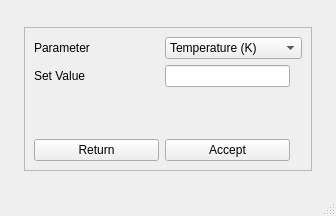
Old version of the form GUI_pyQt/ui files/ppms_command_window.ui in the repository jhead96/NMR-spectrometer-GUI.
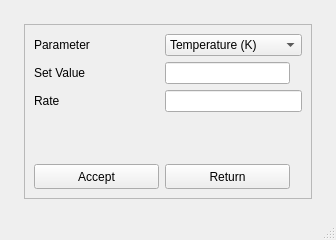
New version of the form.

Commit message: Updated PPMS command window .ui file. Added command info to PPMSController class.

```diff
--- a/GUI_pyQt/ui files/ppms_command_window.ui
+++ b/GUI_pyQt/ui files/ppms_command_window.ui
@@ -223,44 +223,6 @@
         </widget>
        </item>
        <item row="3" column="0">
-        <widget class="QPushButton" name="returnBtn">
-         <property name="sizePolicy">
-          <sizepolicy hsizetype="Fixed" vsizetype="Fixed">
-           <horstretch>0</horstretch>
-           <verstretch>0</verstretch>
-          </sizepolicy>
-         </property>
-         <property name="minimumSize">
-          <size>
-           <width>125</width>
-           <height>0</height>
-          </size>
-         </property>
-         <property name="text">
-          <string>Return</string>
-         </property>
-        </widget>
-       </item>
-       <item row="3" column="1">
-        <widget class="QPushButton" name="acceptBtn">
-         <property name="sizePolicy">
-          <sizepolicy hsizetype="Fixed" vsizetype="Fixed">
-           <horstretch>0</horstretch>
-           <verstretch>0</verstretch>
-          </sizepolicy>
-         </property>
-         <property name="minimumSize">
-          <size>
-           <width>125</width>
-           <height>0</height>
-          </size>
-         </property>
-         <property name="text">
-          <string>Accept</string>
-         </property>
-        </widget>
-       </item>
-       <item row="2" column="0">
         <spacer name="verticalSpacer_3">
          <property name="orientation">
           <enum>Qt::Vertical</enum>
@@ -276,6 +238,61 @@
          </property>
         </spacer>
        </item>
+       <item row="5" column="1">
+        <widget class="QPushButton" name="returnBtn">
+         <property name="sizePolicy">
+          <sizepolicy hsizetype="Fixed" vsizetype="Fixed">
+           <horstretch>0</horstretch>
+           <verstretch>0</verstretch>
+          </sizepolicy>
+         </property>
+         <property name="minimumSize">
+          <size>
+           <width>125</width>
+           <height>25</height>
+          </size>
+         </property>
+         <property name="text">
+          <string>Return</string>
+         </property>
+        </widget>
+       </item>
+       <item row="5" column="0">
+        <widget class="QPushButton" name="acceptBtn">
+         <property name="sizePolicy">
+          <sizepolicy hsizetype="Fixed" vsizetype="Fixed">
+           <horstretch>0</horstretch>
+           <verstretch>0</verstretch>
+          </sizepolicy>
+         </property>
+         <property name="minimumSize">
+          <size>
+           <width>125</width>
+           <height>25</height>
+          </size>
+         </property>
+         <property name="text">
+          <string>Accept</string>
+         </property>
+        </widget>
+       </item>
+       <item row="2" column="0">
+        <widget class="QLabel" name="label">
+         <property name="text">
+          <string>Rate</string>
+         </property>
+        </widget>
+       </item>
+       <item row="2" column="1">
+        <widget class="QLineEdit" name="lineEdit">
+         <property name="sizePolicy">
+          <sizepolicy hsizetype="Expanding" vsizetype="Preferred">
+           <horstretch>0</horstretch>
+           <verstretch>0</verstretch>
+          </sizepolicy>
+         </property>
+        </widget>
+       </item>
       </layout>
      </widget>
     </item>
```
The commit also changes 1 other file.
